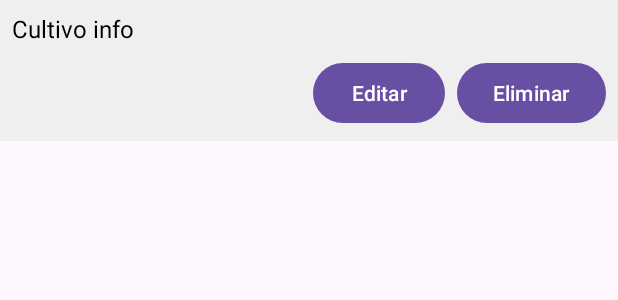
After one commit to JoffreArriag/ProyectoDAM, an Android app: the layout item_cultivo.xml on its own in the app's theme, with its tools: preview values and no code run, on a phone screen of 412 x 824 dp. The commit adds this screen. Shown: the top 300 px of the screen. Run offline under Robolectric (Android 15) with nearby library versions, the phone set to English and light mode, and no system bars.

Commit message:
cambios nuevos

```diff
--- a/app/src/main/java/com/example/login/Agricultores.java
+++ b/app/src/main/java/com/example/login/Agricultores.java
@@ -23,7 +23,6 @@ public class Agricultores extends AppCompatActivity {
         super.onCreate(savedInstanceState);
         setContentView(R.layout.activity_agricultores);
 
-        // Referencia al botón de retroceso
         ImageView backButton = findViewById(R.id.backButton);
         backButton.setOnClickListener(v -> {
             Intent intent = new Intent(Agricultores.this, HomeActivity.class);
--- a/app/src/main/res/layout/activity_cultivos.xml
+++ b/app/src/main/res/layout/activity_cultivos.xml
@@ -17,7 +17,7 @@
             android:id="@+id/header"
             android:layout_width="match_parent"
             android:layout_height="wrap_content"
-            android:background="#3203A9F4"
+            android:background="#0403A9F4"
             android:orientation="horizontal"
             android:padding="16dp">
 
@@ -59,7 +59,6 @@
             android:padding="16dp"
             android:gravity="center">
 
-            <!-- Cards Horizontales -->
             <LinearLayout
                 android:layout_width="match_parent"
                 android:layout_height="wrap_content"
@@ -122,7 +121,6 @@
                 </LinearLayout>
             </LinearLayout>
 
-            <!-- Cards Horizontales -->
             <LinearLayout
                 android:layout_width="match_parent"
                 android:layout_height="wrap_content"
@@ -185,7 +183,6 @@
                 </LinearLayout>
             </LinearLayout>
 
-            <!-- Cards Horizontales -->
             <LinearLayout
                 android:layout_width="match_parent"
                 android:layout_height="wrap_content"
--- /dev/null
+++ b/app/src/main/res/layout/item_cultivo.xml
@@ -0,0 +1,38 @@
+<?xml version="1.0" encoding="utf-8"?>
+<LinearLayout xmlns:android="http://schemas.android.com/apk/res/android"
+    android:orientation="vertical"
+    android:layout_width="match_parent"
+    android:layout_height="wrap_content"
+    android:padding="8dp"
+    android:background="#EFEFEF"
+    android:layout_marginBottom="8dp">
+
+    <TextView
+        android:id="@+id/tvCultivoInfo"
+        android:layout_width="match_parent"
+        android:layout_height="wrap_content"
+        android:text="@string/tvCultivoInfo"
+        android:textSize="16sp"
+        android:textColor="#000000" />
+
+    <LinearLayout
+        android:layout_width="match_parent"
+        android:layout_height="wrap_content"
+        android:orientation="horizontal"
+        android:gravity="end"
+        android:layout_marginTop="8dp">
+
+        <Button
+            android:id="@+id/btnEditar"
+            android:layout_width="wrap_content"
+            android:layout_height="wrap_content"
+            android:text="@string/btnEdit" />
+
+        <Button
+            android:id="@+id/btnEliminar"
+            android:layout_width="wrap_content"
+            android:layout_height="wrap_content"
+            android:text="@string/btnDelete"
+            android:layout_marginStart="8dp" />
+    </LinearLayout>
+</LinearLayout>
--- a/app/src/main/res/values/strings.xml
+++ b/app/src/main/res/values/strings.xml
@@ -77,6 +77,10 @@
     <string name="hint_ubicacion">Ubicación</string>
     <string name="btn_volver">Volver</string>
     <string name="btn_guardar">Guardar</string>
+    <string name="tvCultivoInfo">Cultivo info</string>
+    <string name="lista_cultivos">Lista de cultivos</string>
+    <string name="cultivo_info">• %1$s\nFecha: %2$s\nUbicación: %3$s</string>
+
 
     <!-- Pantalla agricultores -->
     <string name="title_agricultores">Listado de Agricultores</string>
```
Also changed, not shown: app/src/main/java/com/example/login/AgregarCultivoDialog.java (+17 -0 lines), app/src/main/java/com/example/login/AgricultoresAdapter.java (+6 -3 lines), app/src/main/java/com/example/login/CultivosActivity.java (+58 -33 lines), app/src/main/res/layout/dialog_mostrar_cultivos.xml (added, +12 -0 lines).
